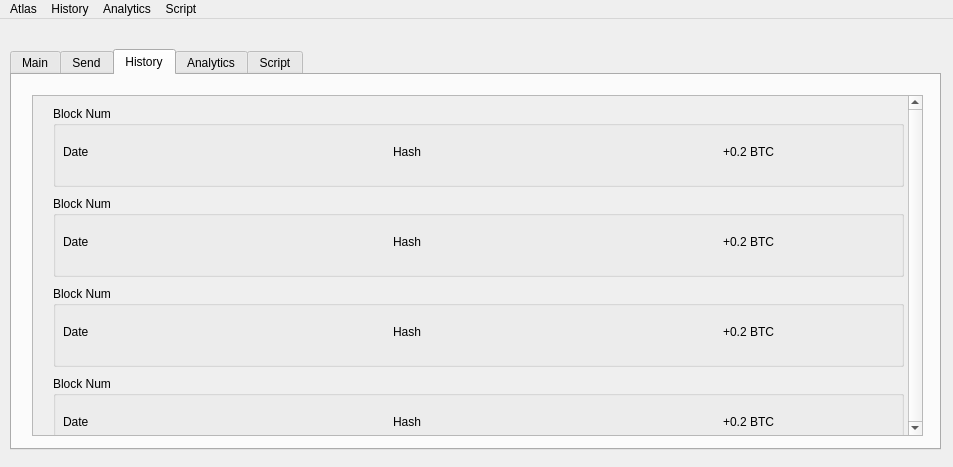
Qt form src/qt/Atlas/app.ui (philipglazman/AtlasWallet) before a commit.
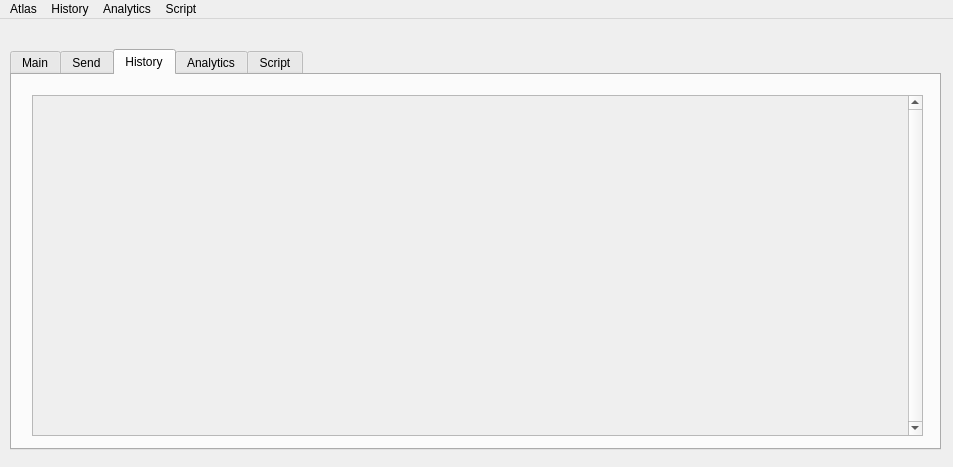
The same form after that commit.

Commit message: Added transaction widgets to scroll area containing date,hash, and value for each transaction in user's history

Diff of the .ui file:
```diff
--- a/src/qt/Atlas/app.ui
+++ b/src/qt/Atlas/app.ui
@@ -324,6 +324,9 @@
         <verstretch>100</verstretch>
        </sizepolicy>
       </property>
+      <property name="lineWidth">
+       <number>1</number>
+      </property>
       <property name="verticalScrollBarPolicy">
        <enum>Qt::ScrollBarAlwaysOn</enum>
       </property>
@@ -341,218 +344,10 @@
         <rect>
          <x>0</x>
          <y>0</y>
-         <width>875</width>
+         <width>873</width>
          <height>339</height>
         </rect>
        </property>
-       <widget class="QGroupBox" name="groupBox_4">
-        <property name="geometry">
-         <rect>
-          <x>20</x>
-          <y>10</y>
-          <width>851</width>
-          <height>81</height>
-         </rect>
-        </property>
-        <property name="title">
-         <string>Block Num</string>
-        </property>
-        <widget class="QLabel" name="label_11">
-         <property name="geometry">
-          <rect>
-           <x>10</x>
-           <y>30</y>
-           <width>161</width>
-           <height>31</height>
-          </rect>
-         </property>
-         <property name="text">
-          <string>Date</string>
-         </property>
-        </widget>
-        <widget class="QLabel" name="label_12">
-         <property name="geometry">
-          <rect>
-           <x>670</x>
-           <y>30</y>
-           <width>161</width>
-           <height>31</height>
-          </rect>
-         </property>
-         <property name="text">
-          <string>+0.2 BTC</string>
-         </property>
-        </widget>
-        <widget class="QLabel" name="label_13">
-         <property name="geometry">
-          <rect>
-           <x>340</x>
-           <y>30</y>
-           <width>161</width>
-           <height>31</height>
-          </rect>
-         </property>
-         <property name="text">
-          <string>Hash</string>
-         </property>
-        </widget>
-       </widget>
-       <widget class="QGroupBox" name="groupBox_5">
-        <property name="geometry">
-         <rect>
-          <x>20</x>
-          <y>100</y>
-          <width>851</width>
-          <height>81</height>
-         </rect>
-        </property>
-        <property name="title">
-         <string>Block Num</string>
-        </property>
-        <widget class="QLabel" name="label_14">
-         <property name="geometry">
-          <rect>
-           <x>10</x>
-           <y>30</y>
-           <width>161</width>
-           <height>31</height>
-          </rect>
-         </property>
-         <property name="text">
-          <string>Date</string>
-         </property>
-        </widget>
-        <widget class="QLabel" name="label_15">
-         <property name="geometry">
-          <rect>
-           <x>670</x>
-           <y>30</y>
-           <width>161</width>
-           <height>31</height>
-          </rect>
-         </property>
-         <property name="text">
-          <string>+0.2 BTC</string>
-         </property>
-        </widget>
-        <widget class="QLabel" name="label_16">
-         <property name="geometry">
-          <rect>
-           <x>340</x>
-           <y>30</y>
-           <width>161</width>
-           <height>31</height>
-          </rect>
-         </property>
-         <property name="text">
-          <string>Hash</string>
-         </property>
-        </widget>
-       </widget>
-       <widget class="QGroupBox" name="groupBox_6">
-        <property name="geometry">
-         <rect>
-          <x>20</x>
-          <y>190</y>
-          <width>851</width>
-          <height>81</height>
-         </rect>
-        </property>
-        <property name="title">
-         <string>Block Num</string>
-        </property>
-        <widget class="QLabel" name="label_17">
-         <property name="geometry">
-          <rect>
-           <x>10</x>
-           <y>30</y>
-           <width>161</width>
-           <height>31</height>
-          </rect>
-         </property>
-         <property name="text">
-          <string>Date</string>
-         </property>
-        </widget>
-        <widget class="QLabel" name="label_18">
-         <property name="geometry">
-          <rect>
-           <x>670</x>
-           <y>30</y>
-           <width>161</width>
-           <height>31</height>
-          </rect>
-         </property>
-         <property name="text">
-          <string>+0.2 BTC</string>
-         </property>
-        </widget>
-        <widget class="QLabel" name="label_19">
-         <property name="geometry">
-          <rect>
-           <x>340</x>
-           <y>30</y>
-           <width>161</width>
-           <height>31</height>
-          </rect>
-         </property>
-         <property name="text">
-          <string>Hash</string>
-         </property>
-        </widget>
-       </widget>
-       <widget class="QGroupBox" name="groupBox_7">
-        <property name="geometry">
-         <rect>
-          <x>20</x>
-          <y>280</y>
-          <width>851</width>
-          <height>81</height>
-         </rect>
-        </property>
-        <property name="title">
-         <string>Block Num</string>
-        </property>
-        <widget class="QLabel" name="label_20">
-         <property name="geometry">
-          <rect>
-           <x>10</x>
-           <y>30</y>
-           <width>161</width>
-           <height>31</height>
-          </rect>
-         </property>
-         <property name="text">
-          <string>Date</string>
-         </property>
-        </widget>
-        <widget class="QLabel" name="label_21">
-         <property name="geometry">
-          <rect>
-           <x>670</x>
-           <y>30</y>
-           <width>161</width>
-           <height>31</height>
-          </rect>
-         </property>
-         <property name="text">
-          <string>+0.2 BTC</string>
-         </property>
-        </widget>
-        <widget class="QLabel" name="label_22">
-         <property name="geometry">
-          <rect>
-           <x>340</x>
-           <y>30</y>
-           <width>161</width>
-           <height>31</height>
-          </rect>
-         </property>
-         <property name="text">
-          <string>Hash</string>
-         </property>
-        </widget>
-       </widget>
       </widget>
      </widget>
     </widget>
```
Left out of the diff: 2 changed lines with no effect on the pictures. The commit also changes 24 other files.
